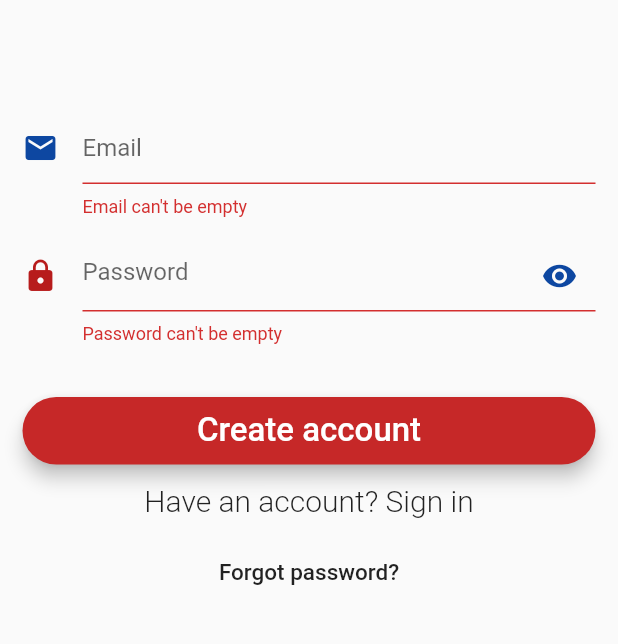
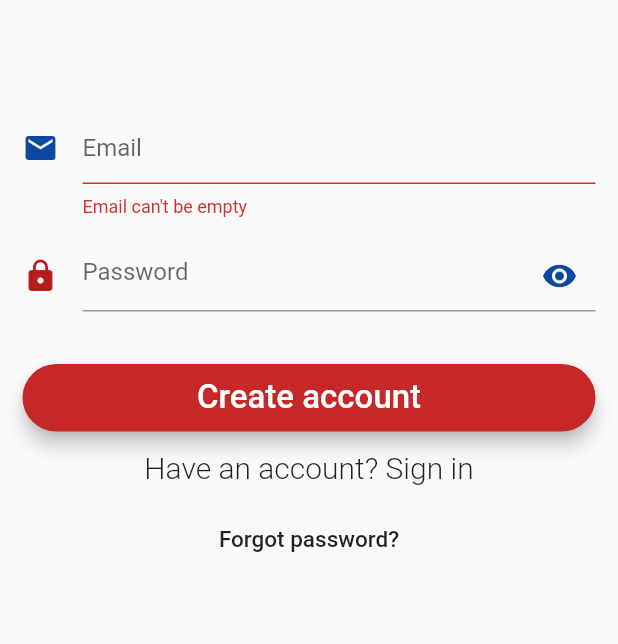
Before and after one commit to caslayoort/ProjectD, a Flutter app: the screen it shows after launch, after a tap on "Login", after a tap on "Create an account", on a phone screen of 412 x 824 dp, the part 413-1057 px from its top. Run offline on Flutter 3.47's test engine with Material 2 defaults, Android fonts, the phone set to English and light mode, and no system bars; our stand-ins replace firebase_auth; missing offline and left inert: add_2_calendar, flutter_dialogflow; accounts and stored records are empty.

Commit message:
change password fixed

```diff
--- a/frontend/project_d_frontend/lib/login_widget.dart
+++ b/frontend/project_d_frontend/lib/login_widget.dart
@@ -145,7 +145,7 @@ class _LoginWidget extends State<LoginWidget> {
     final password = Padding(
       padding: const EdgeInsets.fromLTRB(0.0, 15.0, 0.0, 0.0),
       child: new TextFormField(
-        validator: (value) => value.isEmpty ? 'Password can\'t be empty' : null,
+        //validator: (value) => value.isEmpty ? 'Password can\'t be empty' : null,
         onSaved: (value) => _password = value.trim(),
         keyboardType: TextInputType.visiblePassword,
         obscureText: _obscureText,
```
